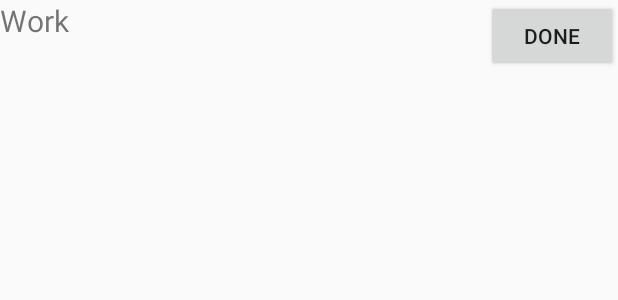
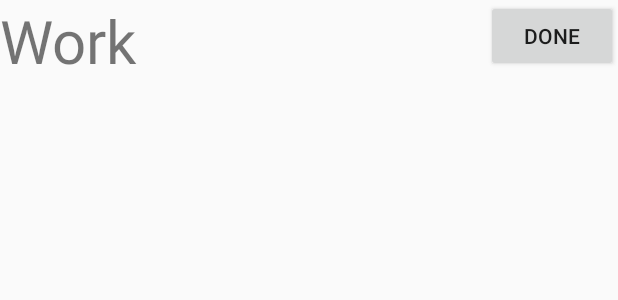
Before and after one commit to athiranair2000/Reminder-App, an Android app: the layout activities.xml on its own in the app's theme, with its tools: preview values and no code run, on a phone screen of 412 x 824 dp. Shown: the top 300 px of the screen. Run offline under Robolectric (Android 15) with nearby library versions, the phone set to English and light mode, and no system bars.

Commit message:
Updated reminder app

```diff
--- a/app/src/main/java/com/example/todo/MainActivity.java
+++ b/app/src/main/java/com/example/todo/MainActivity.java
@@ -8,8 +8,9 @@ import android.util.Log;
 import android.view.View;
 import android.widget.Button;
 import android.app.AlertDialog;
+
 import android.widget.EditText;
-import android.widget.Toast;
+
 
 import com.example.todo.R;
 
--- a/app/src/main/res/layout/activities.xml
+++ b/app/src/main/res/layout/activities.xml
@@ -10,7 +10,7 @@
         android:layout_alignParentLeft="true"
         android:layout_alignParentStart="true"
         android:text="Work"
-        android:textSize="20sp" />
+        android:textSize="40sp" />
 
     <Button
         android:id="@+id/task_delete"
--- a/app/src/main/res/values/ids.xml
+++ b/app/src/main/res/values/ids.xml
@@ -2,5 +2,5 @@
 <resources>
 
 
-
+    <item name="reminder_btn" type="id">Remind</item>
 </resources>
```
